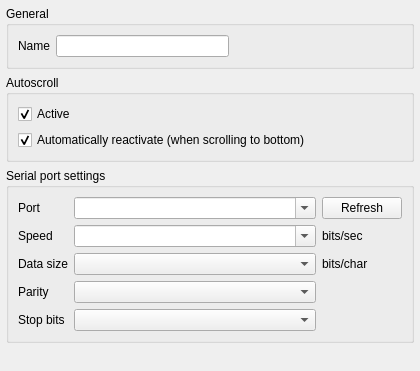
Before: the Qt Designer form src/multiserialviewer/ui_files/serialViewerSettingsWidget.ui in shaag7967/multiserialviewer, drawn with Qt 5.
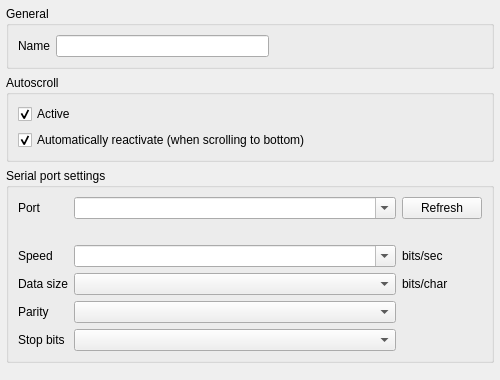
After: the same form once the commit is applied.

Commit message: added info about serial port when creating serial view

The edit to the form file:
```diff
--- a/src/multiserialviewer/ui_files/serialViewerSettingsWidget.ui
+++ b/src/multiserialviewer/ui_files/serialViewerSettingsWidget.ui
@@ -6,19 +6,19 @@
    <rect>
     <x>0</x>
     <y>0</y>
-    <width>420</width>
-    <height>371</height>
+    <width>500</width>
+    <height>380</height>
    </rect>
   </property>
   <property name="sizePolicy">
-   <sizepolicy hsizetype="Expanding" vsizetype="Minimum">
+   <sizepolicy hsizetype="MinimumExpanding" vsizetype="Minimum">
     <horstretch>1</horstretch>
     <verstretch>0</verstretch>
    </sizepolicy>
   </property>
   <property name="minimumSize">
    <size>
-    <width>0</width>
+    <width>500</width>
     <height>0</height>
    </size>
   </property>
@@ -115,6 +115,27 @@
       <string>Serial port settings</string>
      </property>
      <layout class="QGridLayout" name="gridLayout">
+      <item row="0" column="0">
+       <widget class="QLabel" name="lb_port">
+        <property name="text">
+         <string>Port</string>
+        </property>
+       </widget>
+      </item>
+      <item row="4" column="0">
+       <widget class="QLabel" name="lb_parity">
+        <property name="text">
+         <string>Parity</string>
+        </property>
+       </widget>
+      </item>
+      <item row="0" column="2">
+       <widget class="QPushButton" name="pb_refresh">
+        <property name="text">
+         <string>Refresh</string>
+        </property>
+       </widget>
+      </item>
       <item row="0" column="1">
        <widget class="QComboBox" name="cb_portName">
         <property name="sizePolicy">
@@ -128,62 +149,28 @@
         </property>
        </widget>
       </item>
-      <item row="3" column="1">
-       <widget class="QComboBox" name="cb_parity">
-        <property name="editable">
-         <bool>false</bool>
-        </property>
-        <property name="maxCount">
-         <number>20</number>
-        </property>
-       </widget>
-      </item>
-      <item row="0" column="2">
-       <widget class="QPushButton" name="pb_refresh">
-        <property name="text">
-         <string>Refresh</string>
-        </property>
-       </widget>
-      </item>
-      <item row="2" column="2">
-       <widget class="QLabel" name="lb_dataSize_unit">
-        <property name="text">
-         <string>bits/char</string>
-        </property>
-       </widget>
-      </item>
-      <item row="3" column="0">
-       <widget class="QLabel" name="lb_parity">
-        <property name="text">
-         <string>Parity</string>
-        </property>
-       </widget>
-      </item>
-      <item row="2" column="1">
-       <widget class="QComboBox" name="cb_dataSize">
-        <property name="editable">
-         <bool>false</bool>
-        </property>
-        <property name="maxCount">
-         <number>20</number>
-        </property>
-       </widget>
-      </item>
       <item row="2" column="0">
-       <widget class="QLabel" name="lb_dataSize">
-        <property name="text">
-         <string>Data size</string>
-        </property>
-       </widget>
-      </item>
-      <item row="1" column="0">
        <widget class="QLabel" name="lb_baudrate">
         <property name="text">
          <string>Speed</string>
         </property>
        </widget>
       </item>
-      <item row="4" column="0">
+      <item row="3" column="0">
+       <widget class="QLabel" name="lb_dataSize">
+        <property name="text">
+         <string>Data size</string>
+        </property>
+       </widget>
+      </item>
+      <item row="2" column="2">
+       <widget class="QLabel" name="lb_baudrate_unit">
+        <property name="text">
+         <string>bits/sec</string>
+        </property>
+       </widget>
+      </item>
+      <item row="5" column="0">
        <widget class="QLabel" name="lb_stopBits">
         <property name="text">
          <string>Stop bits</string>
@@ -191,7 +178,7 @@
        </widget>
       </item>
       <item row="4" column="1">
-       <widget class="QComboBox" name="cb_stopBits">
+       <widget class="QComboBox" name="cb_parity">
         <property name="editable">
          <bool>false</bool>
         </property>
@@ -200,7 +187,17 @@
         </property>
        </widget>
       </item>
-      <item row="1" column="1">
+      <item row="3" column="1">
+       <widget class="QComboBox" name="cb_dataSize">
+        <property name="editable">
+         <bool>false</bool>
+        </property>
+        <property name="maxCount">
+         <number>20</number>
+        </property>
+       </widget>
+      </item>
+      <item row="2" column="1">
        <widget class="QComboBox" name="cb_baudrate">
         <property name="editable">
          <bool>true</bool>
@@ -210,17 +207,27 @@
         </property>
        </widget>
       </item>
-      <item row="1" column="2">
-       <widget class="QLabel" name="lb_baudrate_unit">
+      <item row="5" column="1">
+       <widget class="QComboBox" name="cb_stopBits">
+        <property name="editable">
+         <bool>false</bool>
+        </property>
+        <property name="maxCount">
+         <number>20</number>
+        </property>
+       </widget>
+      </item>
+      <item row="3" column="2">
+       <widget class="QLabel" name="lb_dataSize_unit">
         <property name="text">
-         <string>bits/sec</string>
+         <string>bits/char</string>
         </property>
        </widget>
       </item>
-      <item row="0" column="0">
-       <widget class="QLabel" name="lb_port">
+      <item row="1" column="1" colspan="2">
+       <widget class="QLabel" name="lb_portInfo">
         <property name="text">
-         <string>Port</string>
+         <string/>
         </property>
        </widget>
       </item>
```
The commit also changes 1 other file.
